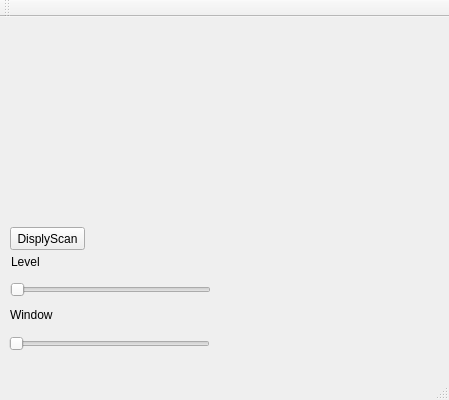
Before: the Qt Designer form QtDicomVtk/QtDicomVtk.ui in DanielDev1984/VtkQtDicom, drawn with Qt 5.
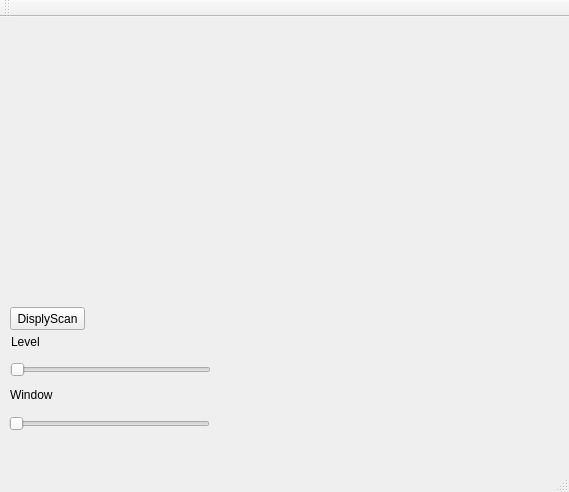
After: the same form once the commit is applied. Custom widgets are drawn as their Qt base class.

```diff
--- a/QtDicomVtk/QtDicomVtk.ui
+++ b/QtDicomVtk/QtDicomVtk.ui
@@ -6,8 +6,8 @@
    <rect>
     <x>0</x>
     <y>0</y>
-    <width>449</width>
-    <height>400</height>
+    <width>569</width>
+    <height>492</height>
    </rect>
   </property>
   <property name="windowTitle">
@@ -17,10 +17,10 @@
    <widget class="QVTKOpenGLNativeWidget" name="openGLWidget" native="true">
     <property name="geometry">
      <rect>
-      <x>100</x>
-      <y>10</y>
-      <width>231</width>
-      <height>181</height>
+      <x>110</x>
+      <y>0</y>
+      <width>361</width>
+      <height>331</height>
      </rect>
     </property>
    </widget>
@@ -28,7 +28,7 @@
     <property name="geometry">
      <rect>
       <x>10</x>
-      <y>210</y>
+      <y>290</y>
       <width>75</width>
       <height>23</height>
      </rect>
@@ -41,7 +41,7 @@
     <property name="geometry">
      <rect>
       <x>10</x>
-      <y>262</y>
+      <y>342</y>
       <width>201</width>
       <height>22</height>
      </rect>
@@ -54,7 +54,7 @@
     <property name="geometry">
      <rect>
       <x>9</x>
-      <y>316</y>
+      <y>396</y>
       <width>201</width>
       <height>22</height>
      </rect>
@@ -67,7 +67,7 @@
     <property name="geometry">
      <rect>
       <x>11</x>
-      <y>237</y>
+      <y>317</y>
       <width>47</width>
       <height>16</height>
      </rect>
@@ -80,7 +80,7 @@
     <property name="geometry">
      <rect>
       <x>10</x>
-      <y>290</y>
+      <y>370</y>
       <width>47</width>
       <height>16</height>
      </rect>
```
Left out of the diff: 2 changed lines with no effect on the pictures.
